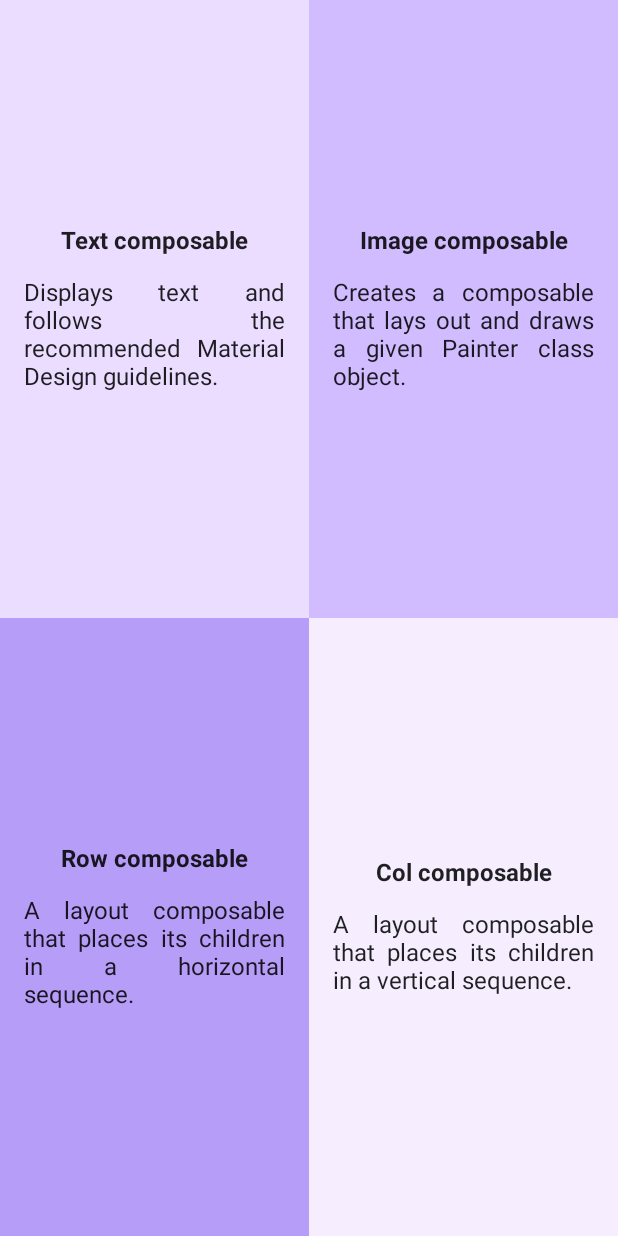
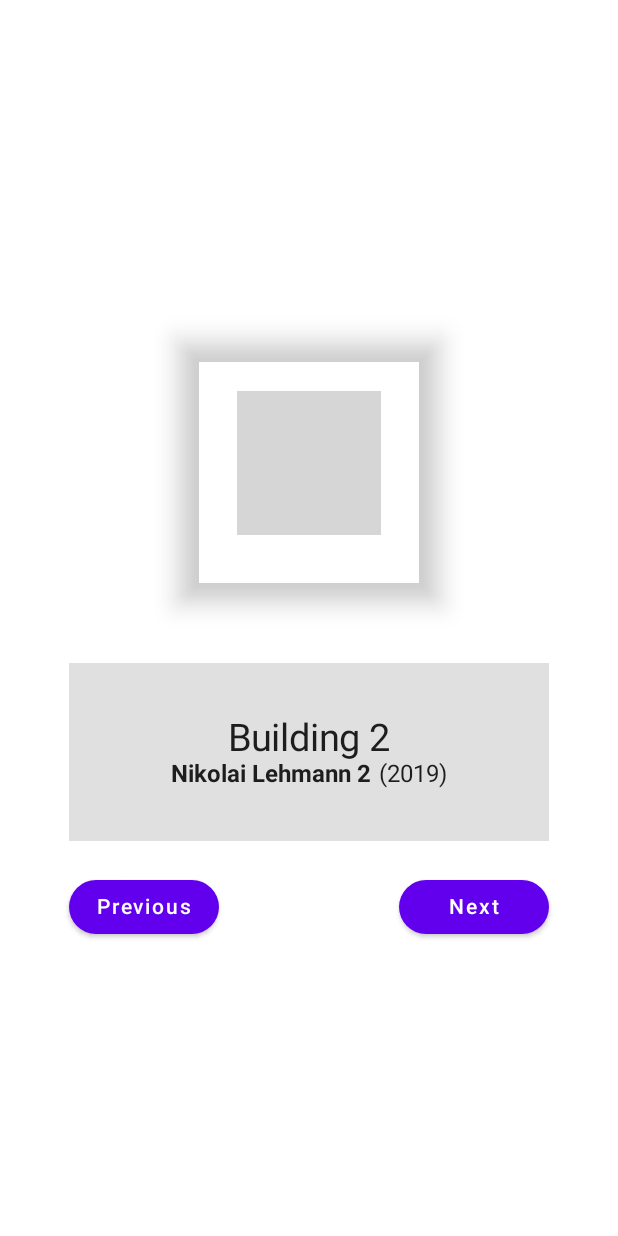
Before and after one commit to hakimamarullah/greeting-android, an Android app built with Jetpack Compose: the screen it shows after launch (MainActivity), on a phone screen of 412 x 824 dp. Run offline under Robolectric (Android 15) with nearby library versions, the phone set to English and light mode, and no system bars; grey boxes are pictures that could not be loaded.

Commit message:
Beta version

```diff
--- a/app/build.gradle
+++ b/app/build.gradle
@@ -4,11 +4,11 @@ plugins {
 }
 
 android {
-    namespace 'com.example.greetingcard'
+    namespace 'com.example.artspace'
     compileSdk 33
 
     defaultConfig {
-        applicationId "com.example.greetingcard"
+        applicationId "com.example.artspace"
         minSdk 24
         targetSdk 33
         versionCode 1
--- a/app/src/main/AndroidManifest.xml
+++ b/app/src/main/AndroidManifest.xml
@@ -9,13 +9,13 @@
         android:icon="@mipmap/ic_launcher"
         android:label="@string/app_name"
         android:supportsRtl="true"
-        android:theme="@style/Theme.GreetingCard"
+        android:theme="@style/Theme.ArtSpaceTheme"
         tools:targetApi="31">
         <activity
             android:name=".MainActivity"
             android:exported="true"
             android:label="@string/app_name"
-            android:theme="@style/Theme.GreetingCard">
+            android:theme="@style/Theme.ArtSpaceTheme">
             <intent-filter>
                 <action android:name="android.intent.action.MAIN" />
 
@@ -23,5 +23,6 @@
             </intent-filter>
         </activity>
     </application>
+    <uses-permission android:name="android.permission.INTERNET" />
 
 </manifest>
--- /dev/null
+++ b/app/src/main/java/com/example/artspace/MainActivity.kt
@@ -0,0 +1,207 @@
+package com.example.artspace
+
+import android.os.Bundle
+import androidx.activity.ComponentActivity
+import androidx.activity.compose.setContent
+import androidx.annotation.DrawableRes
+import androidx.compose.foundation.Image
+import androidx.compose.foundation.background
+import androidx.compose.foundation.layout.*
+import androidx.compose.foundation.shape.RoundedCornerShape
+import androidx.compose.material.Button
+import androidx.compose.material.MaterialTheme
+import androidx.compose.material.Surface
+import androidx.compose.material.Text
+import androidx.compose.runtime.*
+import androidx.compose.ui.Alignment
+import androidx.compose.ui.Modifier
+import androidx.compose.ui.draw.shadow
+import androidx.compose.ui.graphics.Color
+import androidx.compose.ui.graphics.RectangleShape
+import androidx.compose.ui.layout.ContentScale
+import androidx.compose.ui.res.painterResource
+import androidx.compose.ui.res.stringResource
+import androidx.compose.ui.text.font.FontWeight
+import androidx.compose.ui.tooling.preview.Preview
+import androidx.compose.ui.unit.dp
+import androidx.compose.ui.unit.sp
+import com.example.artspace.model.ArtPhoto
+import com.example.artspace.ui.theme.ArtSpaceTheme
+
+
+
+class MainActivity : ComponentActivity() {
+    override fun onCreate(savedInstanceState: Bundle?) {
+        super.onCreate(savedInstanceState)
+        setContent {
+            ArtSpaceTheme {
+                // A surface container using the 'background' color from the theme
+                Surface(
+                    modifier = Modifier.fillMaxSize(),
+                    color = MaterialTheme.colors.background
+                ) {
+                    ArtSpaceApp()
+                }
+            }
+        }
+    }
+}
+
+@Composable
+fun ArtSpaceApp() {
+    val artData: MutableMap<Int, ArtPhoto> = mutableMapOf()
+    artData[2] = ArtPhoto(
+        1,
+        2024,
+        "Nikolai Lehmann",
+        "Lucerna Building",
+        R.drawable.nikolai_lehmann_lucernabuilding_2024
+    )
+    artData[1] = ArtPhoto(
+        2,
+        2019,
+        "Nikolai Lehmann 2",
+        "Building 2",
+        R.drawable.nikolai_lehmann_lucernabuilding_2024
+    )
+    var currentPhoto by remember { mutableStateOf(artData[1]) }
+
+    Box(
+        modifier = Modifier
+            .fillMaxSize() // Ensure the Box takes up the entire screen
+            .padding(16.dp) // Padding for general spacing, you can adjust as per design
+    ) {
+        Column(
+            modifier = Modifier
+                .align(Alignment.Center) // Center the column in the screen
+                .fillMaxWidth()
+                .wrapContentHeight(), // Allow the column to wrap content vertically
+            verticalArrangement = Arrangement.Center,
+            horizontalAlignment = Alignment.CenterHorizontally
+        ) {
+            // PhotoFrame (Top part)
+            currentPhoto?.painterResource?.let {
+                PhotoFrame(
+                    painter = it,
+                    alt = currentPhoto?.description
+                )
+            }
+            Spacer(modifier = Modifier.height(20.dp)) // Adjust space between PhotoFrame and PhotoInfo
+
+            // PhotoInfo (Middle part)
+            currentPhoto?.let { PhotoInfo(artPhoto = it) }
+
+            Spacer(modifier = Modifier.height(20.dp)) // Adjust space between PhotoInfo and NavigatorButton
+
+            // NavigatorButton (Bottom part)
+            NavigatorButton(
+                idx = 1,
+                upperBound = artData.size,
+                onValueChange = { currentPhoto = artData[it] }
+            )
+        }
+    }
+}
+
+
+
+@Composable
+fun PhotoFrame(@DrawableRes painter: Int, alt: String?, modifier: Modifier = Modifier) {
+    Column(
+        modifier = modifier.padding(25.dp),
+        verticalArrangement = Arrangement.Center,
+        horizontalAlignment = Alignment.CenterHorizontally
+    ) {
+        // Add a subtle shadow that gives a seamless, framed look without an explicit border
+        Box(
+            modifier = Modifier
+                .shadow(
+                    10.dp,
+                    shape = RectangleShape,
+                    ambientColor = Color.Black.copy(alpha = 0.15f)
+                ) // Soft, seamless shadow
+                .padding(40.dp) // Padding inside the "frame" // Shadow offset towards the bottom-right (light source from left)
+        ) {
+            Image(
+                painter = painterResource(id = painter),
+                contentScale = ContentScale.Fit,  // Fit image inside the frame without distortion
+                contentDescription = alt
+            )
+        }
+    }
+}
+
+
+
+
+
+@Composable
+fun PhotoInfo(artPhoto: ArtPhoto) {
+    Column(
+        modifier = Modifier
+            .fillMaxWidth()
+            .padding(start = 30.dp, end = 30.dp),
+        verticalArrangement = Arrangement.Center,
+        horizontalAlignment = Alignment.CenterHorizontally
+    ) {
+        Column(
+            modifier = Modifier
+                .background(Color.LightGray.copy(alpha = 0.6f))
+                .padding(35.dp),
+            verticalArrangement = Arrangement.Center,
+            horizontalAlignment = Alignment.CenterHorizontally
+        ) {
+            Text(text = artPhoto.description ?: "unknown", fontSize = 25.sp)
+            Row(
+                modifier = Modifier.fillMaxWidth(),
+                verticalAlignment = Alignment.CenterVertically,
+                horizontalArrangement = Arrangement.Center
+            ) {
+                Text(text = artPhoto.artist, fontWeight = FontWeight.Bold)
+                Text(text = "(${artPhoto.year})", modifier = Modifier.padding(start = 5.dp))
+            }
+        }
+    }
+
+}
+
+@Composable
+fun NavigatorButton(
+    idx: Int,
+    upperBound: Int,
+    onValueChange: (Int) -> Unit,
+    modifier: Modifier = Modifier
+) {
+    var currentIdx by remember { mutableStateOf(idx) }
+    var prev = {
+        currentIdx = kotlin.math.max(idx, currentIdx - 1)
+        onValueChange(currentIdx)
+    }
+    var next = {
+        currentIdx += 1
+        if (currentIdx > upperBound) {
+            currentIdx = idx
+        }
+        onValueChange(currentIdx)
+    }
+    Row(
+        modifier = modifier.fillMaxWidth().padding(start = 30.dp, end = 30.dp),
+        verticalAlignment = Alignment.CenterVertically,
+        horizontalArrangement = Arrangement.SpaceBetween
+    ) {
+        Button(onClick = prev, shape = RoundedCornerShape(25.dp), modifier = Modifier.width(100.dp)) {
+            Text(text = stringResource(id = R.string.previous_btn))
+        }
+        Button(onClick = next, shape = RoundedCornerShape(25.dp), modifier = Modifier.width(100.dp)) {
+            Text(text = stringResource(id = R.string.next_btn))
+        }
+    }
+}
+
+@Preview(showSystemUi = true, showBackground = true)
+@Composable
+fun ArtSpacePreview() {
+    ArtSpaceTheme {
+        ArtSpaceApp()
+    }
+}
--- /dev/null
+++ b/app/src/main/java/com/example/artspace/model/ArtPhoto.kt
@@ -0,0 +1,11 @@
+package com.example.artspace.model
+
+import androidx.annotation.DrawableRes
+
+data class ArtPhoto(
+    val id: Int,
+    val year: Int,
+    val artist: String,
+    val description: String?,
+    @DrawableRes val painterResource: Int
+)
--- a/app/src/main/java/com/example/greetingcard/ui/theme/Color.kt
+++ b/app/src/main/java/com/example/artspace/ui/theme/Color.kt
@@ -1,4 +1,4 @@
-package com.example.greetingcard.ui.theme
+package com.example.artspace.ui.theme
 
 import androidx.compose.ui.graphics.Color
 
--- a/app/src/main/java/com/example/greetingcard/ui/theme/Shape.kt
+++ b/app/src/main/java/com/example/artspace/ui/theme/Shape.kt
@@ -1,4 +1,4 @@
-package com.example.greetingcard.ui.theme
+package com.example.artspace.ui.theme
 
 import androidx.compose.foundation.shape.RoundedCornerShape
 import androidx.compose.material.Shapes
--- a/app/src/main/java/com/example/greetingcard/ui/theme/Theme.kt
+++ b/app/src/main/java/com/example/artspace/ui/theme/Theme.kt
@@ -1,4 +1,4 @@
-package com.example.greetingcard.ui.theme
+package com.example.artspace.ui.theme
 
 import androidx.compose.foundation.isSystemInDarkTheme
 import androidx.compose.material.MaterialTheme
@@ -28,7 +28,7 @@ private val LightColorPalette = lightColors(
 )
 
 @Composable
-fun BirthdayCardTheme(darkTheme: Boolean = isSystemInDarkTheme(), content: @Composable () -> Unit) {
+fun ArtSpaceTheme(darkTheme: Boolean = isSystemInDarkTheme(), content: @Composable () -> Unit) {
     val colors = if (darkTheme) {
         DarkColorPalette
     } else {
--- a/app/src/main/java/com/example/greetingcard/ui/theme/Type.kt
+++ b/app/src/main/java/com/example/artspace/ui/theme/Type.kt
@@ -1,4 +1,4 @@
-package com.example.greetingcard.ui.theme
+package com.example.artspace.ui.theme
 
 import androidx.compose.material.Typography
 import androidx.compose.ui.text.TextStyle
--- a/app/src/main/java/com/example/greetingcard/MainActivity.kt
+++ /dev/null
@@ -1,228 +0,0 @@
-package com.example.greetingcard
-
-import android.os.Bundle
-import androidx.activity.ComponentActivity
-import androidx.activity.compose.setContent
-import androidx.compose.foundation.Image
-import androidx.compose.foundation.background
-import androidx.compose.foundation.layout.*
-import androidx.compose.material.MaterialTheme
-import androidx.compose.material.Surface
-import androidx.compose.material.Text
-import androidx.compose.runtime.Composable
-import androidx.compose.ui.Alignment
-import androidx.compose.ui.Modifier
-import androidx.compose.ui.graphics.Color
-import androidx.compose.ui.graphics.painter.Painter
-import androidx.compose.ui.layout.ContentScale
-import androidx.compose.ui.res.painterResource
-import androidx.compose.ui.res.stringResource
-import androidx.compose.ui.text.font.FontWeight
-import androidx.compose.ui.text.style.TextAlign
-import androidx.compose.ui.unit.dp
-import androidx.compose.ui.unit.sp
-import com.example.greetingcard.ui.theme.BirthdayCardTheme
-
-
-class MainActivity : ComponentActivity() {
-    override fun onCreate(savedInstanceState: Bundle?) {
-        super.onCreate(savedInstanceState)
-        setContent {
-            BirthdayCardTheme {
-                // A surface container using the 'background' color from the theme
-                Surface(
-                    modifier = Modifier.fillMaxSize(),
-                    color = MaterialTheme.colors.background
-                ) {
-                    ComposableApp()
-                }
-            }
-        }
-    }
-}
-
-
-@Composable
-fun GreetingImage(name: String, from: String = "System", modifier: Modifier) {
-    val image = painterResource(id = R.drawable.androidparty)
-    Box(modifier = modifier) {
-        Image(
-            painter = image,
-            contentDescription = "party background",
-            contentScale = ContentScale.Crop,
-            alpha = 0.5F
-        )
-        Greeting(
-            name = name,
-            from,
-            modifier = Modifier
-                .fillMaxSize()
-                .padding(8.dp)
-        )
-    }
-}
-
-@Composable
-fun Greeting(name: String, from: String = "System", modifier: Modifier = Modifier) {
-    Column(
-        verticalArrangement = Arrangement.Center,
-        modifier = modifier
-    ) {
-        Text(
-            text = name,
-            fontSize = 100.sp,
-            textAlign = TextAlign.Center
-        )
-        Text(
-            text = from,
-            fontSize = 36.sp,
-            modifier = Modifier
-                .padding(36.dp)
-                .align(
-                    alignment = Alignment.CenterHorizontally
-                )
-        )
-    }
-}
-
-
-@Composable
-fun ArticleCard(
-    title: String,
-    shortDesc: String,
-    longDesc: String,
-    headerImage: Painter,
-    modifier: Modifier = Modifier
-) {
-    Column(modifier = modifier) {
-        Image(painter = headerImage, contentDescription = "header image")
-        Text(text = title, fontSize = 24.sp, modifier = Modifier.padding(16.dp))
-        Text(
-            text = shortDesc,
-            modifier = Modifier.padding(start = 16.dp, end = 16.dp),
-            textAlign = TextAlign.Justify
-        )
-        Text(text = longDesc, modifier = Modifier.padding(16.dp), textAlign = TextAlign.Justify)
-    }
-}
-
-@Composable
-fun InfoCard(
-    title: String,
-    description: String,
-    backgroundColor: Color,
-    modifier: Modifier = Modifier
-) {
-    Column(
-        modifier = modifier
-            .fillMaxSize()
-            .background(backgroundColor)
-            .padding(16.dp),
-        verticalArrangement = Arrangement.Center,
-        horizontalAlignment = Alignment.CenterHorizontally
-    ) {
-        Text(
-            text = title,
-            modifier = Modifier.padding(bottom = 16.dp),
-            fontWeight = FontWeight.Bold
-
-        )
-        Text(text = description, textAlign = TextAlign.Justify)
-    }
-}
-
-@Composable
-fun ComposableApp() {
-    Column(Modifier.fillMaxWidth()) {
-        Row(Modifier.weight(1f)) {
-            InfoCard(
-                title = stringResource(id = R.string.text_compose_title),
-                description = stringResource(id = R.string.text_compose_desc),
-                backgroundColor = Color(0xFFEADDFF),
-                modifier = Modifier.weight(1f)
-            )
-            InfoCard(
-                title = stringResource(id = R.string.image_compose_title),
-                description = stringResource(id = R.string.image_compose_desc),
-                backgroundColor = Color(0xFFD0BCFF),
-                modifier = Modifier.weight(1f)
-            )
-        }
-
-        Row(Modifier.weight(1f)) {
-            InfoCard(
-                title = stringResource(id = R.string.row_compose_title),
-                description = stringResource(id = R.string.row_compose_desc),
-                backgroundColor = Color(0xFFB69DF8),
-                modifier = Modifier.weight(1f)
-            )
-            InfoCard(
-                title = stringResource(id = R.string.col_compose_title),
-                description = stringResource(id = R.string.col_compose_desc),
-                backgroundColor = Color(0xFFF6EDFF),
-                modifier = Modifier.weight(1f)
-            )
-        }
-    }
-}
-
-@Composable
-fun ComposeQuadrantApp() {
-    Column(Modifier.fillMaxWidth()) {
-        Row(Modifier.weight(1f)) {
-            ComposableInfoCard(
-                title = stringResource(R.string.text_compose_title),
-                description = stringResource(R.string.text_compose_desc),
-                backgroundColor = Color(0xFFEADDFF),
-                modifier = Modifier.weight(1f)
-            )
-            ComposableInfoCard(
-                title = stringResource(R.string.image_compose_title),
-                description = stringResource(R.string.image_compose_desc),
-                backgroundColor = Color(0xFFD0BCFF),
-                modifier = Modifier.weight(1f)
-            )
-        }
-        Row(Modifier.weight(1f)) {
-            ComposableInfoCard(
-                title = stringResource(R.string.row_compose_title),
-                description = stringResource(R.string.row_compose_desc),
-                backgroundColor = Color(0xFFB69DF8),
-                modifier = Modifier.weight(1f)
-            )
-            ComposableInfoCard(
-                title = stringResource(R.string.col_compose_title),
-                description = stringResource(R.string.col_compose_desc),
-                backgroundColor = Color(0xFFF6EDFF),
-                modifier = Modifier.weight(1f)
-            )
-        }
-    }
-}
-
-@Composable
-private fun ComposableInfoCard(
-    title: String,
-    description: String,
-    backgroundColor: Color,
-    modifier: Modifier = Modifier
-) {
-    Column(
-        modifier = modifier
-            .fillMaxSize()
-            .background(backgroundColor)
-            .padding(16.dp),
-        verticalArrangement = Arrangement.Center,
-        horizontalAlignment = Alignment.CenterHorizontally
-    ) {
-        Text(
-            text = title,
-            modifier = Modifier.padding(bottom = 16.dp),
-            fontWeight = FontWeight.Bold
-        )
-        Text(
-            text = description,
-            textAlign = TextAlign.Justify
-        )
-    }
-}
--- a/app/src/main/res/values/strings.xml
+++ b/app/src/main/res/values/strings.xml
@@ -1,16 +1,5 @@
 <resources>
-    <string name="app_name">Greeting Card</string>
-    <string name="birthday_greeting_text">Happy birthday Captain!</string>
-    <string name="greeting_signature">From Steve</string>
-    <string name="jetpack_title">Jetpack Compose tutorial</string>
-    <string name="jetpack_first_paragraph">Jetpack Compose is a modern toolkit for building native Android UI. Compose simplifies and accelerates UI development on Android with less code, powerful tools, and intuitive Kotlin APIs.</string>
-    <string name="jetpack_second_paragraph">In this tutorial, you build a simple UI component with declarative functions. You call Compose functions to say what elements you want and the Compose compiler does the rest. Compose is built around Composable functions. These functions let you define your app\'s UI programmatically because they let you describe how it should look and provide data dependencies, rather than focus on the process of the UI\'s construction, such as initializing an element and then attaching it to a parent. To create a Composable function, you add the @Composable annotation to the function name.</string>
-    <string name="text_compose_title">Text composable</string>
-    <string name="text_compose_desc">Displays text and follows the recommended Material Design guidelines.</string>
-    <string name="image_compose_title">Image composable</string>
-    <string name="image_compose_desc">Creates a composable that lays out and draws a given Painter class object.</string>
-    <string name="row_compose_title">Row composable</string>
-    <string name="row_compose_desc">A layout composable that places its children in a horizontal sequence.</string>
-    <string name="col_compose_title">Col composable</string>
-    <string name="col_compose_desc">A layout composable that places its children in a vertical sequence.</string>
+    <string name="app_name">Art Space</string>
+    <string name="previous_btn">Previous</string>
+    <string name="next_btn">Next</string>
 </resources>
--- a/app/src/main/res/values/themes.xml
+++ b/app/src/main/res/values/themes.xml
@@ -1,7 +1,7 @@
 <?xml version="1.0" encoding="utf-8"?>
 <resources>
 
-    <style name="Theme.GreetingCard" parent="android:Theme.Material.Light.NoActionBar">
+    <style name="Theme.ArtSpaceTheme" parent="android:Theme.Material.Light.NoActionBar">
         <item name="android:statusBarColor">@color/purple_700</item>
     </style>
 </resources>
--- a/build.gradle
+++ b/build.gradle
@@ -4,7 +4,7 @@ buildscript {
     }
 }// Top-level build file where you can add configuration options common to all sub-projects/modules.
 plugins {
-    id 'com.android.application' version '7.4.0' apply false
-    id 'com.android.library' version '7.4.0' apply false
+    id 'com.android.application' version '7.4.2' apply false
+    id 'com.android.library' version '7.4.2' apply false
     id 'org.jetbrains.kotlin.android' version '1.7.0' apply false
 }
--- a/settings.gradle
+++ b/settings.gradle
@@ -12,5 +12,5 @@ dependencyResolutionManagement {
         mavenCentral()
     }
 }
-rootProject.name = "Greeting Card"
+rootProject.name = "Art Space"
 include ':app'
```
Also changed, not shown: 5 other files.
